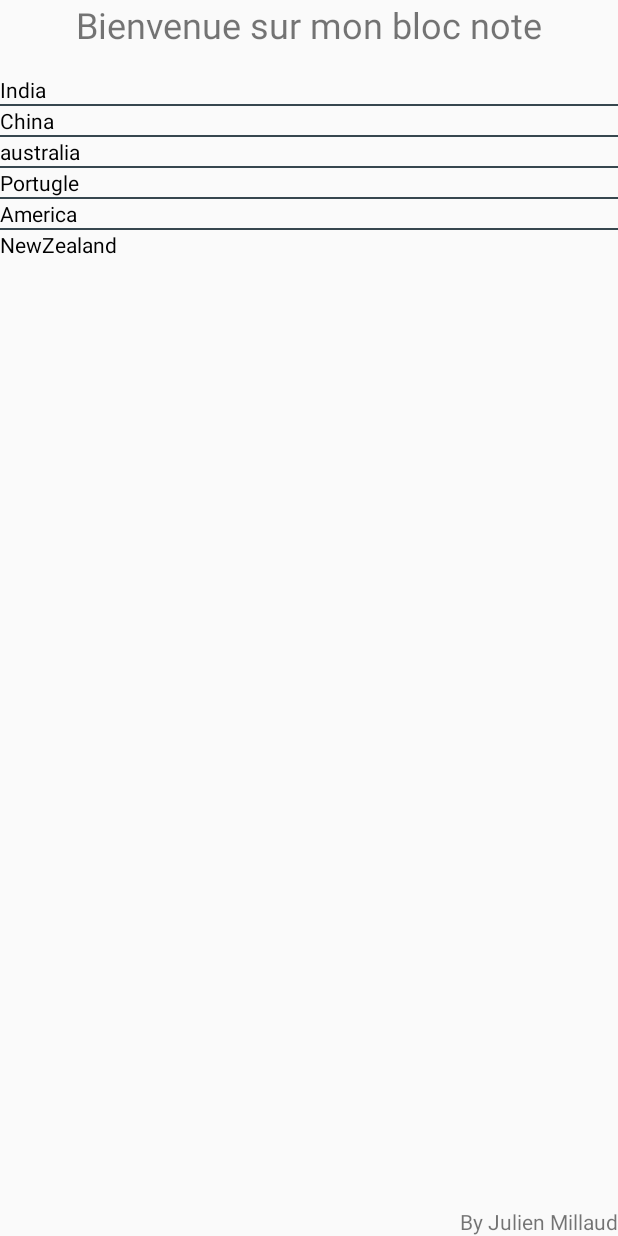
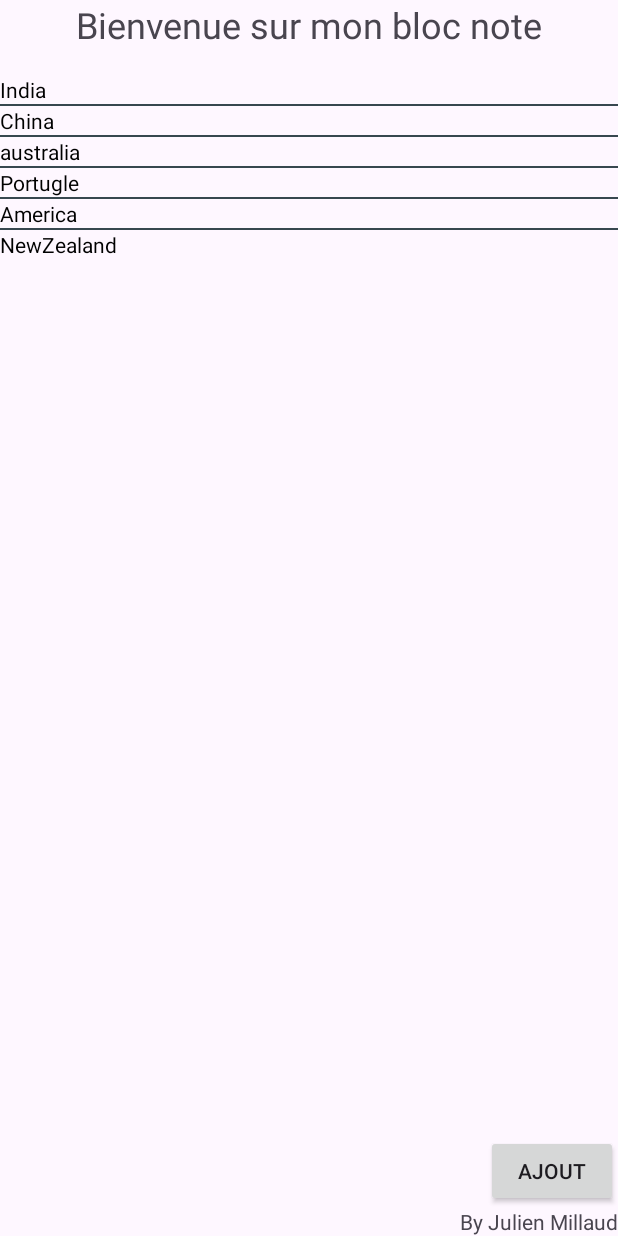
Before and after one commit to JulienNirxo/mds-blocnotekotlin, an Android app built with Jetpack Compose: the screen it shows after launch (MainActivity), on a phone screen of 412 x 824 dp. Run offline under Robolectric (Android 15) with nearby library versions, the phone set to English and light mode, and no system bars.

Commit message:
[FEAT] add page

```diff
--- a/app/src/main/AndroidManifest.xml
+++ b/app/src/main/AndroidManifest.xml
@@ -12,6 +12,11 @@
         android:supportsRtl="true"
         android:theme="@style/Theme.MyBlocNoteInKotlin"
         tools:targetApi="31">
+        <activity
+            android:name=".add_note"
+            android:exported="false"
+            android:label="@string/title_activity_add_note"
+            android:theme="@style/Theme.MyBlocNoteInKotlin" />
         <activity
             android:name=".accueil"
             android:exported="false"
--- a/app/src/main/java/com/example/myblocnoteinkotlin/MainActivity.kt
+++ b/app/src/main/java/com/example/myblocnoteinkotlin/MainActivity.kt
@@ -1,8 +1,10 @@
 package com.example.myblocnoteinkotlin
 
+import android.content.Intent
 import android.os.Bundle
 import android.view.View
 import android.widget.ArrayAdapter
+import android.widget.Button
 import android.widget.ListView
 import androidx.activity.ComponentActivity
 
@@ -15,8 +17,14 @@ class MainActivity : ComponentActivity() {
 
         //initialisation de ma liste
         var simpleList = findViewById<View>(R.id.simpleListView) as ListView
-        val arrayAdapter: ArrayAdapter<String> =
-            ArrayAdapter<String>(this, R.layout.item_list, R.id.textView, list)
+        val arrayAdapter: ArrayAdapter<String> = ArrayAdapter<String>(this, R.layout.item_list, R.id.textView, list)
         simpleList.setAdapter(arrayAdapter)
+
+        //initialisation de mon bouton ajout de note
+        val btnAddNote = findViewById<Button>(R.id.BtnAddNote)
+        btnAddNote.setOnClickListener {
+            val intent = Intent(this, add_note::class.java)
+            startActivity(intent)
+        }
     }
 }
--- a/app/src/main/res/layout/activity_accueil.xml
+++ b/app/src/main/res/layout/activity_accueil.xml
@@ -2,6 +2,7 @@
 <androidx.constraintlayout.widget.ConstraintLayout xmlns:android="http://schemas.android.com/apk/res/android"
     xmlns:app="http://schemas.android.com/apk/res-auto"
     xmlns:tools="http://schemas.android.com/tools"
+    android:id="@+id/Layout"
     android:layout_width="match_parent"
     android:layout_height="match_parent"
     tools:context=".accueil">
@@ -29,7 +30,7 @@
         android:layout_width="match_parent"
         android:layout_height="match_parent"
         android:layout_marginTop="50dp"
-        android:layout_marginBottom="50dp"
+        android:layout_marginBottom="100dp"
         android:orientation="vertical"
         app:layout_constraintBottom_toBottomOf="parent"
         app:layout_constraintTop_toTopOf="parent">
@@ -41,4 +42,12 @@
             android:divider="@color/material_blue_grey_800"
             android:dividerHeight="1dp" />
     </LinearLayout>
+
+    <Button
+        android:id="@+id/BtnAddNote"
+        android:layout_width="wrap_content"
+        android:layout_height="wrap_content"
+        android:text="Ajout"
+        app:layout_constraintBottom_toTopOf="@+id/textViewByJulien"
+        app:layout_constraintEnd_toEndOf="parent" />
 </androidx.constraintlayout.widget.ConstraintLayout>
--- /dev/null
+++ b/app/src/main/res/values-land/dimens.xml
@@ -0,0 +1,3 @@
+<resources>
+    <dimen name="fab_margin">48dp</dimen>
+</resources>
--- /dev/null
+++ b/app/src/main/res/values-night/themes.xml
@@ -0,0 +1,7 @@
+<resources xmlns:tools="http://schemas.android.com/tools">
+    <!-- Base application theme. -->
+    <style name="Base.Theme.MyBlocNoteInKotlin" parent="Theme.Material3.DayNight.NoActionBar">
+        <!-- Customize your dark theme here. -->
+        <!-- <item name="colorPrimary">@color/my_dark_primary</item> -->
+    </style>
+</resources>
--- /dev/null
+++ b/app/src/main/res/values-v23/themes.xml
@@ -0,0 +1,9 @@
+<resources xmlns:tools="http://schemas.android.com/tools">
+
+    <style name="Theme.MyBlocNoteInKotlin" parent="Base.Theme.MyBlocNoteInKotlin">
+        <!-- Transparent system bars for edge-to-edge. -->
+        <item name="android:navigationBarColor">@android:color/transparent</item>
+        <item name="android:statusBarColor">@android:color/transparent</item>
+        <item name="android:windowLightStatusBar">?attr/isLightTheme</item>
+    </style>
+</resources>
--- /dev/null
+++ b/app/src/main/res/values-w1240dp/dimens.xml
@@ -0,0 +1,3 @@
+<resources>
+    <dimen name="fab_margin">200dp</dimen>
+</resources>
--- /dev/null
+++ b/app/src/main/res/values-w600dp/dimens.xml
@@ -0,0 +1,3 @@
+<resources>
+    <dimen name="fab_margin">48dp</dimen>
+</resources>
--- /dev/null
+++ b/app/src/main/res/values/dimens.xml
@@ -0,0 +1,3 @@
+<resources>
+    <dimen name="fab_margin">16dp</dimen>
+</resources>
--- a/app/src/main/res/values/strings.xml
+++ b/app/src/main/res/values/strings.xml
@@ -43,4 +43,5 @@
         libero vel nunc consequat, quis tincidunt nisl eleifend. Cras bibendum enim a justo luctus
         vestibulum. Fusce dictum libero quis erat maximus, vitae volutpat diam dignissim.
     </string>
+    <string name="title_activity_add_note">add_note</string>
 </resources>
```
Also changed, not shown: app/src/main/java/com/example/myblocnoteinkotlin/add_note.kt (added, +11 -0 lines), app/src/main/res/layout/activity_add_note.xml (added, +63 -0 lines), app/src/main/res/navigation/nav_graph.xml (added, +28 -0 lines).
